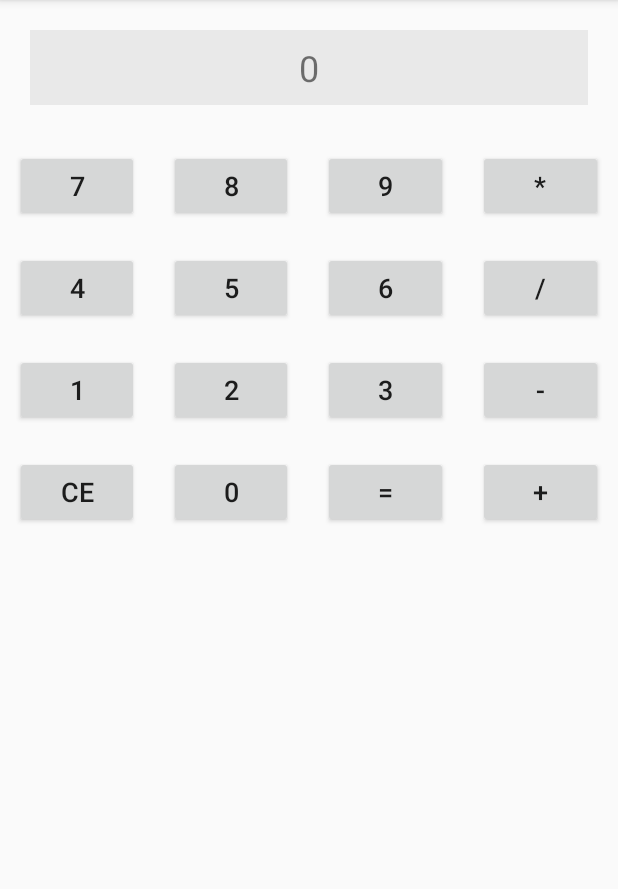
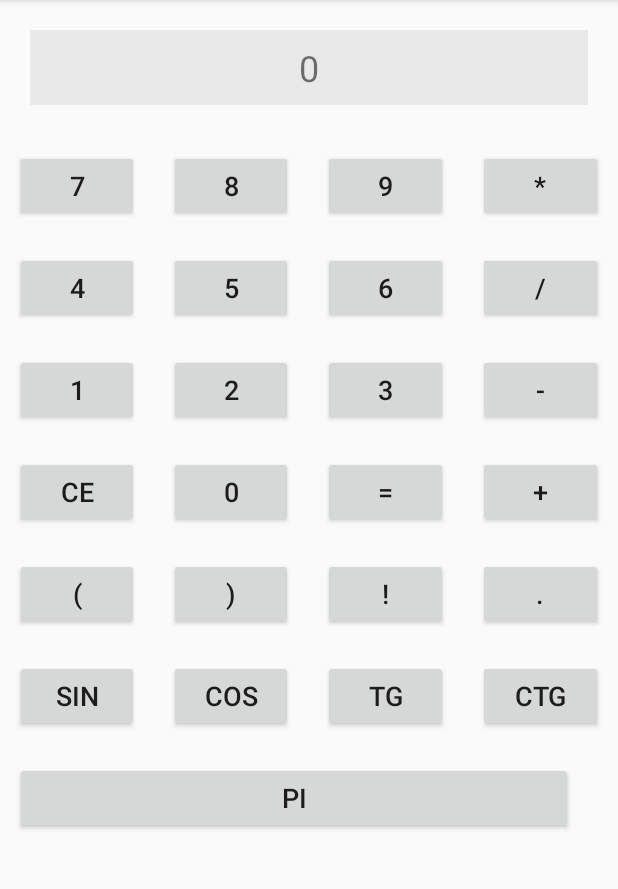
Before and after one commit to tseroka/Calculator, an Android app: the screen it shows after launch (MainActivity), on a phone screen of 412 x 824 dp, the part 84-973 px from its top. Run offline under Robolectric (Android 15) with nearby library versions, the phone set to English and light mode, and no system bars.

Commit message:
added new buttons, some renaming

```diff
--- a/app/src/main/res/layout/activity_main.xml
+++ b/app/src/main/res/layout/activity_main.xml
@@ -15,7 +15,7 @@
             android:layout_height="wrap_content">
 
         <TextView
-                android:id="@+id/answer_tv"
+                android:id="@+id/result"
                 android:background="#1000"
                 android:textSize="24sp"
                 android:gravity="center"
@@ -32,39 +32,39 @@
             android:layout_height="wrap_content">
 
         <Button
-                android:id="@+id/key_7_btn"
+                android:id="@+id/digit_7"
                 android:layout_weight="1"
                 android:layout_width="0dp"
                 android:layout_height="wrap_content"
                 android:layout_marginRight="20dp"
                 android:text="7"
-                android:textSize="18sp" android:onClick="appendToComputation"/>
+                android:textSize="18sp" android:onClick="appendToCalculation"/>
 
         <Button
-                android:id="@+id/key_8_btn"
+                android:id="@+id/digit_8"
                 android:layout_weight="1"
                 android:layout_width="0dp"
                 android:layout_height="wrap_content"
                 android:layout_marginRight="20dp"
                 android:text="8"
-                android:textSize="18sp" android:onClick="appendToComputation"/>
+                android:textSize="18sp" android:onClick="appendToCalculation"/>
 
         <Button
-                android:id="@+id/key_9_btn"
+                android:id="@+id/digit_9"
                 android:layout_weight="1"
                 android:layout_width="0dp"
                 android:layout_height="wrap_content"
                 android:layout_marginRight="20dp"
                 android:text="9"
-                android:textSize="18sp" android:onClick="appendToComputation"/>
+                android:textSize="18sp" android:onClick="appendToCalculation"/>
 
         <Button
-                android:id="@+id/key_mult_btn"
+                android:id="@+id/multiply"
                 android:layout_weight="1"
                 android:layout_width="0dp"
                 android:layout_height="wrap_content"
                 android:text="*"
-                android:textSize="18sp" android:onClick="appendToComputation"/>
+                android:textSize="18sp" android:onClick="appendToCalculation"/>
 
 
     </LinearLayout>
@@ -76,39 +76,39 @@
             android:layout_height="wrap_content">
 
         <Button
-                android:id="@+id/key_4_btn"
+                android:id="@+id/digit_4"
                 android:layout_weight="1"
                 android:layout_width="0dp"
                 android:layout_height="wrap_content"
                 android:layout_marginRight="20dp"
                 android:text="4"
-                android:textSize="18sp" android:onClick="appendToComputation"/>
+                android:textSize="18sp" android:onClick="appendToCalculation"/>
 
         <Button
-                android:id="@+id/key_5_btn"
+                android:id="@+id/digit_5"
                 android:layout_weight="1"
                 android:layout_width="0dp"
                 android:layout_height="wrap_content"
                 android:layout_marginRight="20dp"
                 android:text="5"
-                android:textSize="18sp" android:onClick="appendToComputation"/>
+                android:textSize="18sp" android:onClick="appendToCalculation"/>
 
         <Button
-                android:id="@+id/key_6_btn"
+                android:id="@+id/digit_6"
                 android:layout_weight="1"
                 android:layout_width="0dp"
                 android:layout_height="wrap_content"
                 android:layout_marginRight="20dp"
                 android:text="6"
-                android:textSize="18sp" android:onClick="appendToComputation"/>
+                android:textSize="18sp" android:onClick="appendToCalculation"/>
 
         <Button
-                android:id="@+id/key_div_btn"
+                android:id="@+id/divide"
                 android:layout_weight="1"
                 android:layout_width="0dp"
                 android:layout_height="wrap_content"
                 android:text="/"
-                android:textSize="18sp" android:onClick="appendToComputation"/>
+                android:textSize="18sp" android:onClick="appendToCalculation"/>
 
     </LinearLayout>
 
@@ -119,39 +119,39 @@
             android:layout_height="wrap_content">
 
         <Button
-                android:id="@+id/key_1_btn"
+                android:id="@+id/digit_1"
                 android:layout_weight="1"
                 android:layout_width="0dp"
                 android:layout_height="wrap_content"
                 android:layout_marginRight="20dp"
                 android:text="1"
-                android:textSize="18sp" android:onClick="appendToComputation"/>
+                android:textSize="18sp" android:onClick="appendToCalculation"/>
 
         <Button
-                android:id="@+id/key_2_btn"
+                android:id="@+id/digit_2"
                 android:layout_weight="1"
                 android:layout_width="0dp"
                 android:layout_height="wrap_content"
                 android:layout_marginRight="20dp"
                 android:text="2"
-                android:textSize="18sp" android:onClick="appendToComputation"/>
+                android:textSize="18sp" android:onClick="appendToCalculation"/>
 
         <Button
-                android:id="@+id/key_3_btn"
+                android:id="@+id/digit_3"
                 android:layout_weight="1"
                 android:layout_width="0dp"
                 android:layout_height="wrap_content"
                 android:layout_marginRight="20dp"
                 android:text="3"
-                android:textSize="18sp" android:onClick="appendToComputation"/>
+                android:textSize="18sp" android:onClick="appendToCalculation"/>
 
         <Button
-                android:id="@+id/key_sub_btn"
+                android:id="@+id/minus"
                 android:layout_weight="1"
                 android:layout_width="0dp"
                 android:layout_height="wrap_content"
                 android:text="-"
-                android:textSize="18sp" android:onClick="appendToComputation"/>
+                android:textSize="18sp" android:onClick="appendToCalculation"/>
 
 
     </LinearLayout>
@@ -163,7 +163,7 @@
             android:layout_height="wrap_content">
 
         <Button
-                android:id="@+id/key_clear_btn"
+                android:id="@+id/clear"
                 android:layout_weight="1"
                 android:layout_width="0dp"
                 android:layout_height="wrap_content"
@@ -172,34 +172,138 @@
                 android:textSize="18sp" android:onClick="clear"/>
 
         <Button
-                android:id="@+id/key_0_btn"
+                android:id="@+id/digit_0"
                 android:layout_weight="1"
                 android:layout_width="0dp"
                 android:layout_height="wrap_content"
                 android:layout_marginRight="20dp"
                 android:text="0"
-                android:textSize="18sp" android:onClick="appendToComputation"/>
+                android:textSize="18sp" android:onClick="appendToCalculation"/>
 
         <Button
-                android:id="@+id/key_equals_btn"
+                android:id="@+id/calculate"
                 android:layout_weight="1"
                 android:layout_width="0dp"
                 android:layout_height="wrap_content"
                 android:layout_marginRight="20dp"
                 android:text="="
-                android:textSize="18sp" android:onClick="computeResult"/>
+                android:textSize="18sp" android:onClick="calculateResult"/>
 
         <Button
-                android:id="@+id/key_add_btn"
+                android:id="@+id/add"
                 android:layout_weight="1"
                 android:layout_width="0dp"
                 android:layout_height="wrap_content"
                 android:text="+"
-                android:textSize="18sp" android:onClick="appendToComputation"/>
+                android:textSize="18sp" android:onClick="appendToCalculation"/>
 
 
     </LinearLayout>
 
 
+    <LinearLayout
+            android:layout_margin="10dp"
+            android:orientation="horizontal"
+            android:layout_width="match_parent"
+            android:layout_height="wrap_content">
+
+        <Button
+                android:id="@+id/right_parenthesis"
+                android:layout_weight="1"
+                android:layout_width="0dp"
+                android:layout_height="wrap_content"
+                android:layout_marginRight="20dp"
+                android:text="("
+                android:textSize="18sp" android:onClick="appendToCalculation"/>
+
+        <Button
+                android:id="@+id/lef_parenthesis"
+                android:layout_weight="1"
+                android:layout_width="0dp"
+                android:layout_height="wrap_content"
+                android:layout_marginRight="20dp"
+                android:text=")"
+                android:textSize="18sp" android:onClick="appendToCalculation"/>
+
+        <Button
+                android:id="@+id/factor"
+                android:layout_weight="1"
+                android:layout_width="0dp"
+                android:layout_height="wrap_content"
+                android:layout_marginRight="20dp"
+                android:text="!"
+                android:textSize="18sp" android:onClick="appendToCalculation"/>
+
+        <Button
+                android:id="@+id/dot"
+                android:layout_weight="1"
+                android:layout_width="0dp"
+                android:layout_height="wrap_content"
+                android:text="."
+                android:textSize="18sp" android:onClick="appendToCalculation"/>
+
+
+    </LinearLayout>
+
+    <LinearLayout
+            android:layout_margin="10dp"
+            android:orientation="horizontal"
+            android:layout_width="match_parent"
+            android:layout_height="wrap_content">
+
+        <Button
+                android:id="@+id/sin"
+                android:layout_weight="1"
+                android:layout_width="0dp"
+                android:layout_height="wrap_content"
+                android:layout_marginRight="20dp"
+                android:text="sin"
+                android:textSize="18sp" android:onClick="appendToCalculation"/>
+
+        <Button
+                android:id="@+id/cos"
+                android:layout_weight="1"
+                android:layout_width="0dp"
+                android:layout_height="wrap_content"
+                android:layout_marginRight="20dp"
+                android:text="cos"
+                android:textSize="18sp" android:onClick="appendToCalculation"/>
+
+        <Button
+                android:id="@+id/tg"
+                android:layout_weight="1"
+                android:layout_width="0dp"
+                android:layout_height="wrap_content"
+                android:layout_marginRight="20dp"
+                android:text="tg"
+                android:textSize="18sp" android:onClick="appendToCalculation"/>
+
+        <Button
+                android:id="@+id/ctg"
+                android:layout_weight="1"
+                android:layout_width="0dp"
+                android:layout_height="wrap_content"
+                android:text="ctg"
+                android:textSize="18sp" android:onClick="appendToCalculation"/>
+
+
+    </LinearLayout>
+
+    <LinearLayout
+            android:layout_margin="10dp"
+            android:orientation="horizontal"
+            android:layout_width="match_parent"
+            android:layout_height="wrap_content">
+
+        <Button
+                android:id="@+id/pi"
+                android:layout_weight="1"
+                android:layout_width="0dp"
+                android:layout_height="wrap_content"
+                android:layout_marginRight="20dp"
+                android:text="pi"
+                android:textSize="18sp" android:onClick="appendToCalculation"/>
+
+    </LinearLayout>
 
 </LinearLayout>
```
